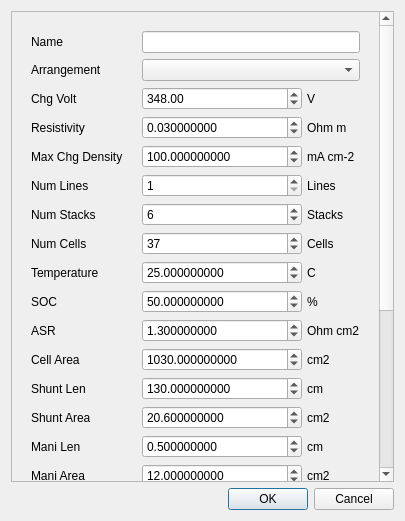
This is app/src/view/shuntcur/shuntcurconfigpopup.ui in daitenshionyan/vrfbcalc-cpp as Qt 5 draws it before an edit. The edited form follows.
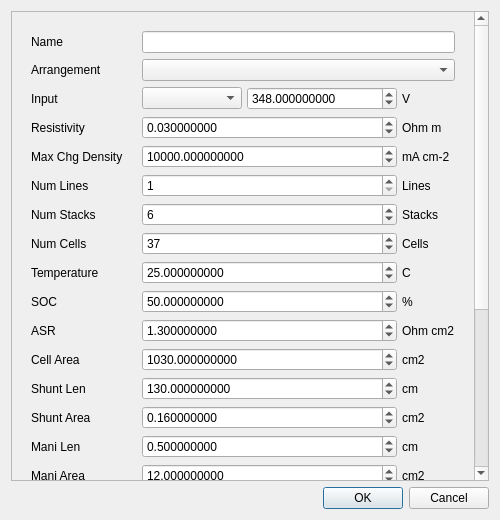
This is the edited form.

Commit message: Implement CC Chg GUI interface

```diff
--- a/app/src/view/shuntcur/shuntcurconfigpopup.ui
+++ b/app/src/view/shuntcur/shuntcurconfigpopup.ui
@@ -6,8 +6,8 @@
    <rect>
     <x>0</x>
     <y>0</y>
-    <width>405</width>
-    <height>521</height>
+    <width>500</width>
+    <height>520</height>
    </rect>
   </property>
   <property name="windowTitle">
@@ -24,7 +24,7 @@
        <rect>
         <x>0</x>
         <y>0</y>
-        <width>368</width>
+        <width>463</width>
         <height>704</height>
        </rect>
       </property>
@@ -78,7 +78,7 @@
              <item row="2" column="0">
               <widget class="QLabel" name="chgVoltLabel">
                <property name="text">
-                <string>Chg Volt</string>
+                <string>Input</string>
                </property>
               </widget>
              </item>
@@ -101,7 +101,26 @@
                  <number>0</number>
                 </property>
                 <item>
-                 <widget class="QDoubleSpinBox" name="chgVoltField">
+                 <widget class="QComboBox" name="inputComboBox">
+                  <property name="sizePolicy">
+                   <sizepolicy hsizetype="Fixed" vsizetype="Fixed">
+                    <horstretch>0</horstretch>
+                    <verstretch>0</verstretch>
+                   </sizepolicy>
+                  </property>
+                  <property name="minimumSize">
+                   <size>
+                    <width>100</width>
+                    <height>0</height>
+                   </size>
+                  </property>
+                 </widget>
+                </item>
+                <item>
+                 <widget class="QDoubleSpinBox" name="inputField">
+                  <property name="decimals">
+                   <number>9</number>
+                  </property>
                   <property name="maximum">
                    <double>9999999999.000000000000000</double>
                   </property>
@@ -406,7 +425,7 @@
                    <double>9999999999.000000000000000</double>
                   </property>
                   <property name="value">
-                   <double>20.600000000000001</double>
+                   <double>0.160000000000000</double>
                   </property>
                  </widget>
                 </item>
@@ -946,7 +965,7 @@
                    <double>9999999999.000000000000000</double>
                   </property>
                   <property name="value">
-                   <double>100.000000000000000</double>
+                   <double>10000.000000000000000</double>
                   </property>
                  </widget>
                 </item>
```
Left out of the diff: 8 changed lines with no effect on the pictures. The commit also changes 5 other files.
